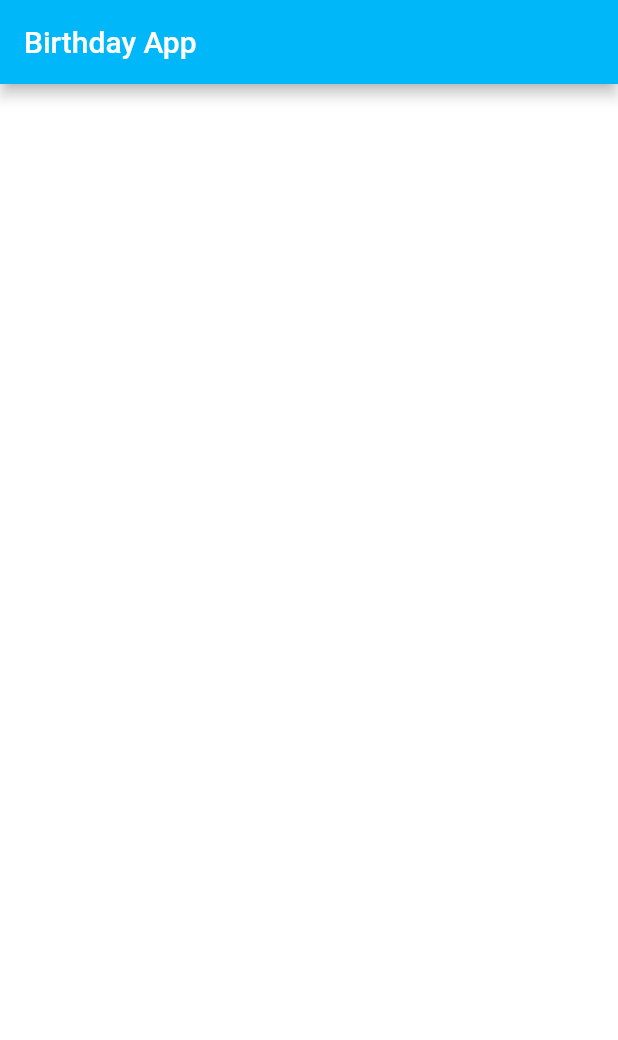
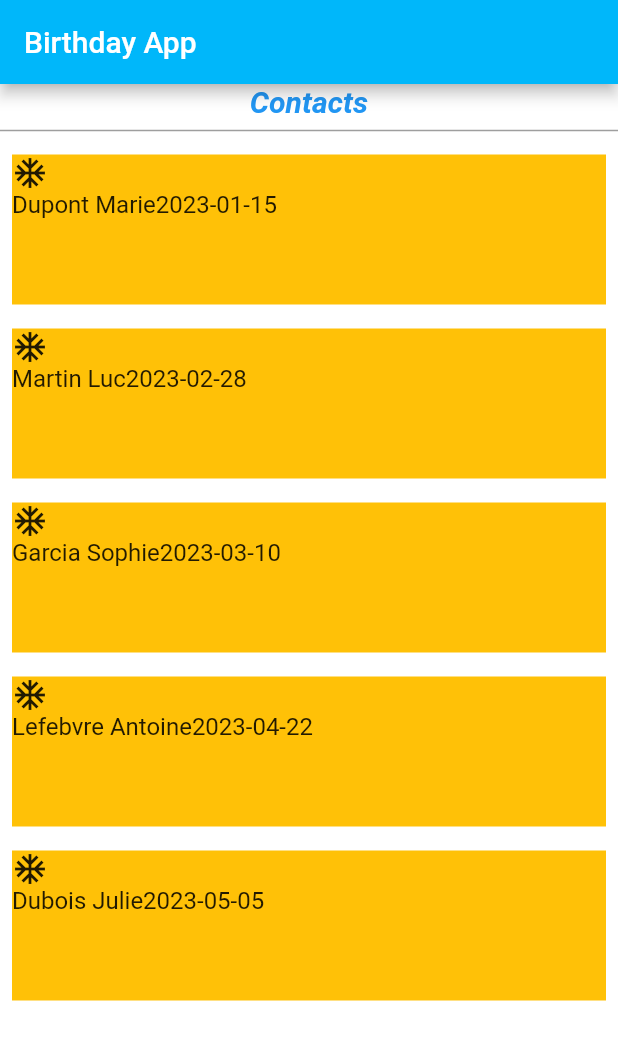
Before and after one commit to AventeL/BirthdayApp, a Flutter app: the screen it shows after launch, on a phone screen of 412 x 824 dp. Shown: the top 1040 px of the screen. Run offline on Flutter 3.47's test engine with Material 2 defaults, Android fonts, the phone set to English and light mode, and no system bars.

Commit message:
Création de l'appBar, du divider, de la ListView et de son Builder ainsi que des cellules

```diff
--- a/lib/constants/constants.dart
+++ b/lib/constants/constants.dart
@@ -2,3 +2,11 @@ import 'package:flutter/material.dart';
 
 Color scaffolBackgeoundColor = Colors.white;
 Color blueColor = const Color.fromARGB(255, 0, 183, 250);
+
+final contacts = [
+  {"nom": "Dupont", "prenom": "Marie", "date": "2023-01-15"},
+  {"nom": "Martin", "prenom": "Luc", "date": "2023-02-28"},
+  {"nom": "Garcia", "prenom": "Sophie", "date": "2023-03-10"},
+  {"nom": "Lefebvre", "prenom": "Antoine", "date": "2023-04-22"},
+  {"nom": "Dubois", "prenom": "Julie", "date": "2023-05-05"}
+];
--- a/lib/screens/home.dart
+++ b/lib/screens/home.dart
@@ -1,6 +1,9 @@
+import 'package:birthday_app/constants/constants.dart';
 import 'package:flutter/material.dart';
 import 'package:flutter/src/widgets/framework.dart';
 import 'package:flutter/src/widgets/placeholder.dart';
+
+import '../widgets/contact_card.dart';
 
 class Home extends StatelessWidget {
   const Home({super.key});
@@ -9,6 +12,34 @@ class Home extends StatelessWidget {
   Widget build(BuildContext context) {
     return Scaffold(
       appBar: AppBar(title: Text('Birthday App')),
+      body: Column(
+        children: [
+          Text(
+            'Contacts',
+            style: TextStyle(
+              color: Colors.blue,
+              fontSize: 20.0,
+              fontWeight: FontWeight.bold,
+              fontStyle: FontStyle.italic,
+            ),
+          ),
+          Divider(
+            color: Colors.grey,
+            thickness: 1.0,
+          ),
+          Expanded(
+              child: ListView.builder(
+                  itemCount: contacts.length,
+                  itemBuilder: (context, index) {
+                    print(contacts[index]);
+                    return contact_card(
+                      nom: contacts[index]['nom'] ?? '',
+                      prenom: contacts[index]['prenom'] ?? '',
+                      date: contacts[index]['date'] ?? '',
+                    );
+                  }))
+        ],
+      ),
     );
   }
 }
--- /dev/null
+++ b/lib/widgets/contact_card.dart
@@ -0,0 +1,37 @@
+import 'package:flutter/material.dart';
+
+class contact_card extends StatelessWidget {
+  final String nom;
+  final String prenom;
+  final String date;
+
+  contact_card({required this.nom, required this.prenom, required this.date});
+
+  @override
+  Widget build(BuildContext context) {
+    return Padding(
+      padding: const EdgeInsets.all(8.0),
+      child: Container(
+        height: 100,
+        color: Colors.amber,
+        child: Column(children: [
+          Row(
+            children: [Icon(Icons.ac_unit_outlined)],
+          ),
+          Row(
+            children: [
+              Text(
+                '$nom $prenom',
+                style: TextStyle(fontSize: 16),
+              ),
+              Text(
+                '$date',
+                style: TextStyle(fontSize: 16),
+              ),
+            ],
+          )
+        ]),
+      ),
+    );
+  }
+}
```
